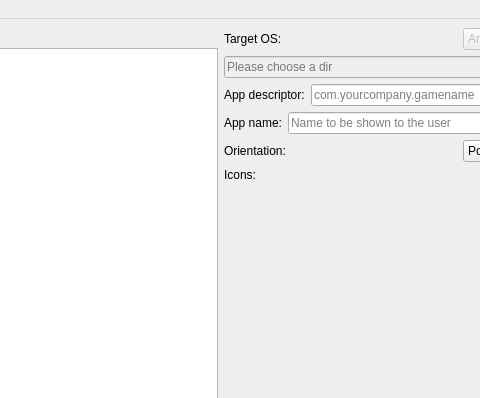
First picture: the form in packager/ui_mainwindow.ui, repository segafan/bennugd-monolithic, before the edit; both pictures show x 262 to 742 and y 0 to 398 of the 966 by 600 pixel window.
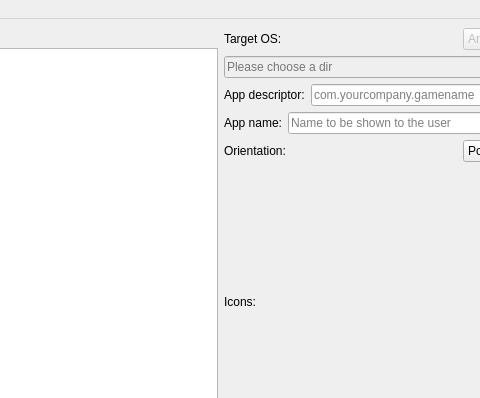
Second picture: the form after the edit. Icons and pictures are not drawn.

Commit message: * You can now choose your game's descriptor * You can now choose your game's orientation * Updated BennuGD

Diff of the .ui file:
```diff
--- a/packager/ui_mainwindow.ui
+++ b/packager/ui_mainwindow.ui
@@ -299,19 +299,6 @@
         </item>
        </layout>
       </item>
-      <item>
-       <spacer name="verticalSpacer">
-        <property name="orientation">
-         <enum>Qt::Vertical</enum>
-        </property>
-        <property name="sizeHint" stdset="0">
-         <size>
-          <width>20</width>
-          <height>40</height>
-         </size>
-        </property>
-       </spacer>
-      </item>
       <item>
        <layout class="QHBoxLayout" name="horizontalLayout_2">
         <item>
```
The commit also changes 5 other files.
